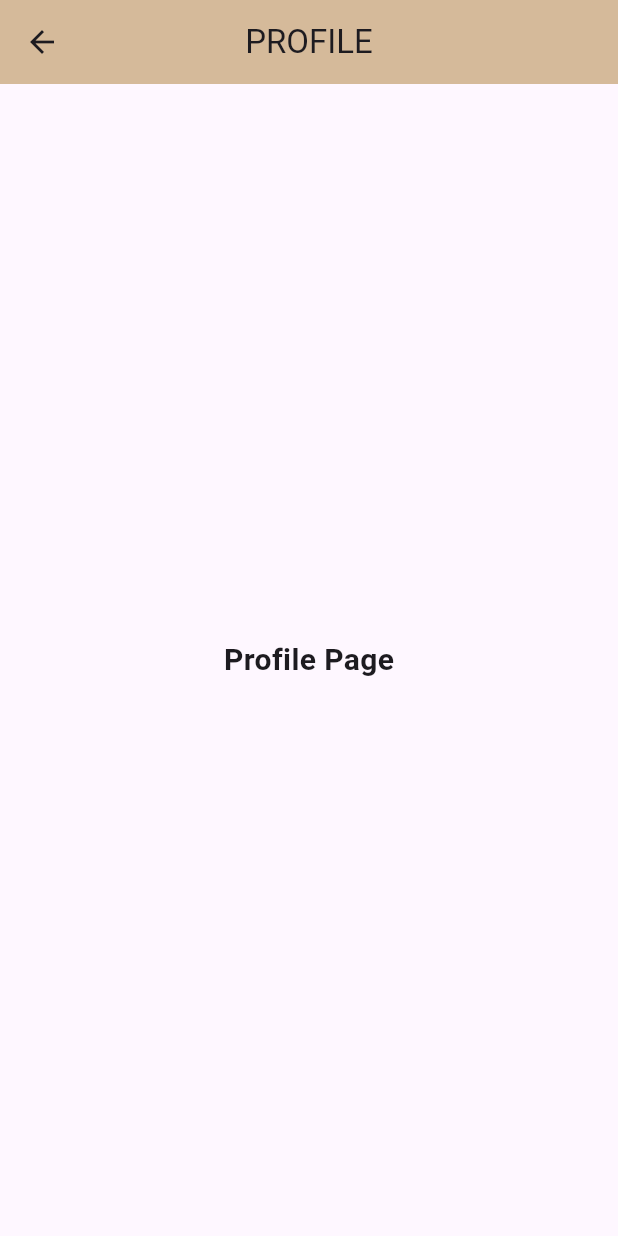
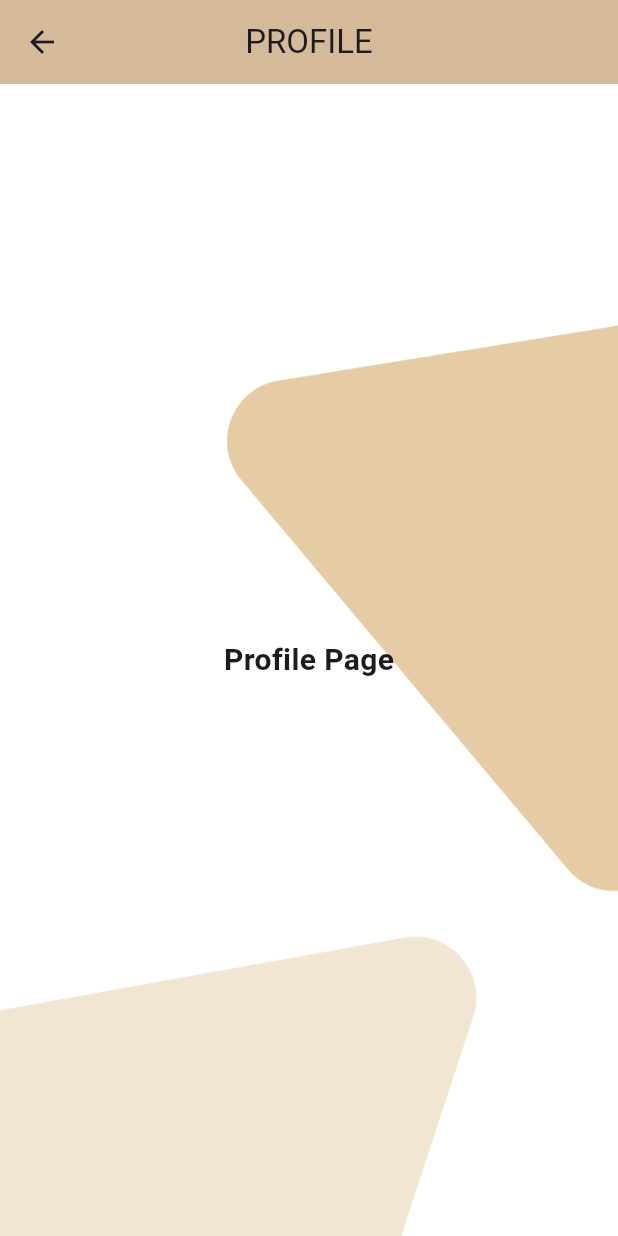
Before and after one commit to ivancsgarcia/inventory, a Flutter app: the screen it shows once a user with an empty profile is signed in, after a tap on the "account circle" icon, on a phone screen of 412 x 824 dp. Run offline on Flutter 3.47's test engine with Material 3 defaults, Android fonts, the phone set to English and light mode, and no system bars; our stand-ins replace cloud_firestore, firebase_auth, firebase_core, firebase_storage, google_sign_in, image_picker; missing offline and left inert: flutter_facebook_auth; accounts and stored records are empty; network calls fail.

Commit message:
from laptop v1.7

```diff
--- a/lib/screens/home_page.dart
+++ b/lib/screens/home_page.dart
@@ -12,6 +12,7 @@ import 'package:flutter_application_1/screens/profile_page.dart';
 import 'package:flutter_application_1/screens/settings_page.dart';
 import 'package:flutter_application_1/screens/item_list_page.dart';
 import 'package:flutter_application_1/screens/user_list_page.dart';
+import 'package:flutter_application_1/services/firestore.dart';
 
 class HomePage extends StatefulWidget {
   const HomePage({super.key});
@@ -37,20 +38,20 @@ class _HomePageState extends State<HomePage> {
       context: context,
       builder: (BuildContext context) {
         return AlertDialog(
-          title: Text("Enter Business Name"),
+          title: const Text("Enter Business Name"),
           content: TextField(
             controller: _businessNameController,
-            decoration: InputDecoration(hintText: "Business Name"),
+            decoration: const InputDecoration(hintText: "Business Name"),
           ),
           actions: <Widget>[
             TextButton(
-              child: Text("Cancel"),
+              child: const Text("Cancel"),
               onPressed: () {
                 Navigator.of(context).pop();
               },
             ),
             TextButton(
-              child: Text("OK"),
+              child: const Text("OK"),
               onPressed: () {
                 _updateBusinessName(_businessNameController.text);
 
@@ -73,6 +74,24 @@ class _HomePageState extends State<HomePage> {
         );
       },
     );
+  }
+
+  Future<String> getBusinessName() async {
+    User? user = auth.currentUser;
+    if (user != null) {
+      DocumentSnapshot data = await FirebaseFirestore.instance
+          .collection('users')
+          .doc(user.uid)
+          .get();
+      if (data.exists) {
+        return data[
+            'businessName']; // Assumes the document has a field named 'business_name'
+      } else {
+        throw Exception("Document does not exist!");
+      }
+    } else {
+      throw Exception("User is not logged in!");
+    }
   }
 
   @override
@@ -120,10 +139,17 @@ class _HomePageState extends State<HomePage> {
               )),
         ],
       ),
-      body: Padding(
+      body: SafeArea(
+        child: Container(
+          decoration: const BoxDecoration(
+            image: DecorationImage(
+              image: AssetImage('lib/assets/images/show-bg.png'),
+              fit: BoxFit.cover,
+            ),
+          ),
+          child: SingleChildScrollView(
+            child: Padding(
               padding: const EdgeInsets.all(8.0),
-        child: SafeArea(
-          child: SingleChildScrollView(
               child: SizedBox(
                 // height: MediaQuery.of(context).size.height,
                 child: Center(
@@ -147,7 +173,23 @@ class _HomePageState extends State<HomePage> {
                                 Icons.place,
                                 size: 40.0,
                               ),
-                            Text(businessName),
+                              FutureBuilder(
+                                future: getBusinessName(),
+                                builder: (BuildContext context,
+                                    AsyncSnapshot<String> snapshot) {
+                                  if (snapshot.connectionState ==
+                                      ConnectionState.waiting) {
+                                    return const CircularProgressIndicator();
+                                  } else if (snapshot.hasError) {
+                                    return Text('Error: ${snapshot.error}');
+                                  } else if (snapshot.hasData) {
+                                    return Text('${snapshot.data}');
+                                  } else {
+                                    return const Text(
+                                        'Enter Your Business Name');
+                                  }
+                                },
+                              )
                             ],
                           ),
                         ),
@@ -159,6 +201,7 @@ class _HomePageState extends State<HomePage> {
                         width: 360.0,
                         height: 200.0,
                         decoration: BoxDecoration(
+                          color: Colors.white.withOpacity(0.8),
                           border: Border.all(color: Colors.black),
                           borderRadius: BorderRadius.circular(20.0),
                         ),
@@ -205,6 +248,7 @@ class _HomePageState extends State<HomePage> {
                         width: 360.0,
                         height: 200.0,
                         decoration: BoxDecoration(
+                            color: Colors.white.withOpacity(0.8),
                             border: Border.all(color: Colors.black),
                             borderRadius: BorderRadius.circular(20.0)),
                         child: Column(
@@ -333,6 +377,7 @@ class _HomePageState extends State<HomePage> {
             ),
           ),
         ),
+      ),
 
       // Bottom Navigation Bar
       bottomNavigationBar: BottomAppBar(
@@ -348,7 +393,7 @@ class _HomePageState extends State<HomePage> {
             const Icon(
               Icons.qr_code,
               size: 40.0,
-              color: Colors.blueGrey,
+              color: Colors.white,
             ),
             IconButton(
               onPressed: () {
@@ -360,7 +405,7 @@ class _HomePageState extends State<HomePage> {
               },
               icon: const Icon(Icons.delete),
               iconSize: 40.0,
-              color: Colors.blueGrey,
+              color: Colors.white,
             ),
           ],
         ),
--- a/lib/screens/item_list_page.dart
+++ b/lib/screens/item_list_page.dart
@@ -63,7 +63,7 @@ class _ShowItemsPageState extends State<ShowItemsPage> {
                   // stream: crudMethods.getItems(),
                   stream: FirebaseFirestore.instance
                       .collection('users')
-                      .doc(user?.uid)
+                      .doc(auth.currentUser!.uid)
                       .collection("items")
                       .orderBy('productName')
                       .startAt([searchProductName]).endAt(
@@ -91,7 +91,7 @@ class _ShowItemsPageState extends State<ShowItemsPage> {
                             String productName = data['productName'];
                             String cost = data['cost'];
                             String sellingPrice = data['sellingPrice'];
-                            String quantity = data['sellingPrice'];
+                            int quantity = data['quantity']!;
                             String SKU = data['sellingPrice'];
                             String imageURL = data['imageURL'];
 
--- a/lib/screens/profile_page.dart
+++ b/lib/screens/profile_page.dart
@@ -11,13 +11,21 @@ class ProfilePage extends StatelessWidget {
         centerTitle: true,
         title: const Text('PROFILE'),
       ),
-      body: const SafeArea(
-        child: Center(
-          child: Text(
-            'Profile Page',
-            style: TextStyle(
-              fontSize: 20.0,
-              fontWeight: FontWeight.bold,
+      body: SafeArea(
+        child: Container(
+          decoration: const BoxDecoration(
+            image: DecorationImage(
+              image: AssetImage('lib/assets/images/show-bg.png'),
+              fit: BoxFit.cover,
+            ),
+          ),
+          child: const Center(
+            child: Text(
+              'Profile Page',
+              style: TextStyle(
+                fontSize: 20.0,
+                fontWeight: FontWeight.bold,
+              ),
             ),
           ),
         ),
--- a/lib/screens/user_list_page.dart
+++ b/lib/screens/user_list_page.dart
@@ -221,7 +221,7 @@ class _UserListPageState extends State<UserListPage> {
                   // stream: getEmployeeDetails(),
                   stream: FirebaseFirestore.instance
                       .collection('users')
-                      .doc(user?.uid)
+                      .doc(auth.currentUser!.uid)
                       .collection("employees")
                       .orderBy('firstName')
                       .startAt([searchUserName]).endAt(
--- a/lib/services/firestore.dart
+++ b/lib/services/firestore.dart
@@ -71,7 +71,7 @@ Future addEmployeeDetails(
 Stream<QuerySnapshot> getEmployeeDetails() {
   return db
       .collection("users")
-      .doc(user?.uid)
+      .doc(auth.currentUser!.uid)
       .collection("employees")
       .snapshots();
 }
```
Also changed, not shown: lib/screens/add_item_page.dart (+11 -2 lines), lib/screens/inventory_report_page.dart (+15 -7 lines), lib/screens/notification_page.dart (+15 -7 lines), lib/screens/product_wastage_page.dart (+12 -6 lines), lib/screens/settings_page.dart (+7 -1 lines), lib/assets/images/forgotpass-bg.png, lib/assets/images/signup-bg.png. Lines whose indentation alone changed are shown as unchanged.
